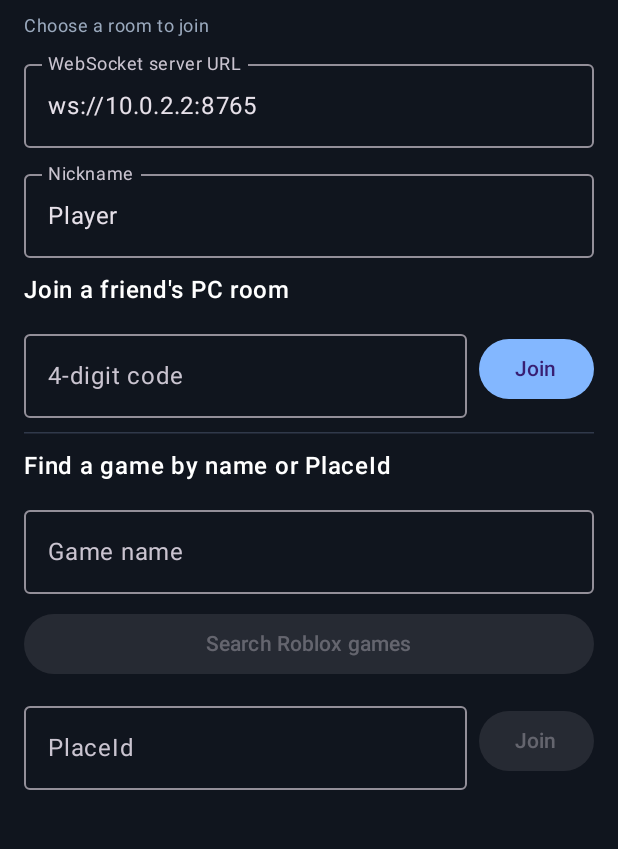
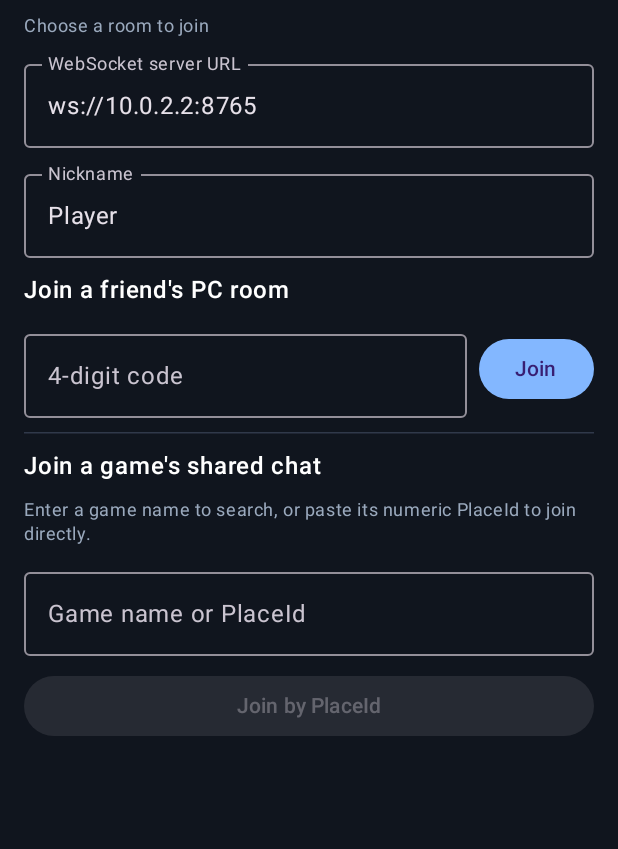
Before and after one commit to h1nchek/session-chat, an Android app built with Jetpack Compose: the screen it shows after launch (MainActivity), on a phone screen of 412 x 824 dp, the part 66-915 px from its top. Run offline under Robolectric (Android 15) with nearby library versions, the phone set to English and light mode, and no system bars.

Commit message:
Improve Android room and PlaceId joining flow

```diff
--- a/android/app/src/main/java/com/sessionchat/MainActivity.kt
+++ b/android/app/src/main/java/com/sessionchat/MainActivity.kt
@@ -40,7 +40,6 @@ private fun SessionChatApp() {
     var server by remember { mutableStateOf("ws://10.0.2.2:8765") }
     var nickname by remember { mutableStateOf("Player") }
     var code by remember { mutableStateOf("") }
-    var placeId by remember { mutableStateOf("") }
     var query by remember { mutableStateOf("") }
     var status by remember { mutableStateOf("Choose a room to join") }
     var activeRoom by remember { mutableStateOf("") }
@@ -114,15 +113,31 @@ private fun SessionChatApp() {
                 }
 
                 HorizontalDivider(color = Color(0xFF30394A))
-                Text("Find a game by name or PlaceId", color = Color.White, fontWeight = FontWeight.SemiBold)
-                OutlinedTextField(query, { query = it }, label = { Text("Game name") }, singleLine = true, modifier = Modifier.fillMaxWidth())
+                Text("Join a game's shared chat", color = Color.White, fontWeight = FontWeight.SemiBold)
+                Text(
+                    "Enter a game name to search, or paste its numeric PlaceId to join directly.",
+                    color = Color(0xFF9AA9BD),
+                    style = MaterialTheme.typography.bodySmall
+                )
+                OutlinedTextField(
+                    query,
+                    { query = it.take(100); results.clear() },
+                    label = { Text("Game name or PlaceId") },
+                    singleLine = true,
+                    keyboardOptions = KeyboardOptions(keyboardType = KeyboardType.Text),
+                    modifier = Modifier.fillMaxWidth()
+                )
                 Button(
                     onClick = {
+                        val term = query.trim()
+                        if (term.all(Char::isDigit)) {
+                            joinPlace(term)
+                        } else {
                             scope.launch {
                                 status = "Searching Roblox…"
                                 try {
                                     val found = withContext(Dispatchers.IO) {
-                                    val encoded = URLEncoder.encode(query.trim(), "UTF-8")
+                                        val encoded = URLEncoder.encode(term, "UTF-8")
                                         val response = URL("https://games.roblox.com/v1/games/search?keyword=" + encoded + "&limit=10").readText()
                                         val data = JSONObject(response).optJSONArray("data")
                                         buildList {
@@ -135,27 +150,22 @@ private fun SessionChatApp() {
                                     }
                                     results.clear()
                                     results.addAll(found)
-                                status = if (found.isEmpty()) "No games found" else "Tap a result to join its shared chat"
-                            } catch (e: Exception) { status = "Search failed: " + (e.message ?: "network error") }
+                                    status = if (found.isEmpty()) "No games found" else "Tap a game below to join"
+                                } catch (e: Exception) {
+                                    status = "Search failed: " + (e.message ?: "network error")
+                                }
+                            }
                         }
                     },
-                    enabled = query.isNotBlank(), modifier = Modifier.fillMaxWidth()
-                ) { Text("Search Roblox games") }
-
-                Row(horizontalArrangement = Arrangement.spacedBy(8.dp), modifier = Modifier.fillMaxWidth()) {
-                    OutlinedTextField(placeId, { placeId = it.filter(Char::isDigit) },
-                        label = { Text("PlaceId") }, singleLine = true,
-                        keyboardOptions = KeyboardOptions(keyboardType = KeyboardType.Number),
-                        modifier = Modifier.weight(1f))
-                    Button(onClick = { joinPlace(placeId) }, enabled = placeId.isNotBlank(),
-                        modifier = Modifier.padding(top = 7.dp)) { Text("Join") }
-                }
+                    enabled = query.isNotBlank(),
+                    modifier = Modifier.fillMaxWidth()
+                ) { Text(if (query.trim().all(Char::isDigit)) "Join by PlaceId" else "Search games") }
 
                 LazyColumn(Modifier.weight(1f), verticalArrangement = Arrangement.spacedBy(4.dp)) {
                     items(results) { game ->
                         Surface(color = Color(0xFF1B2330), shape = RoundedCornerShape(10.dp),
                             modifier = Modifier.fillMaxWidth().clickable {
-                                placeId = game.placeId
+                                query = game.placeId
                                 joinPlace(game.placeId)
                             }) {
                             Column(Modifier.padding(10.dp)) {
```
Lines whose indentation alone changed are shown as unchanged.
